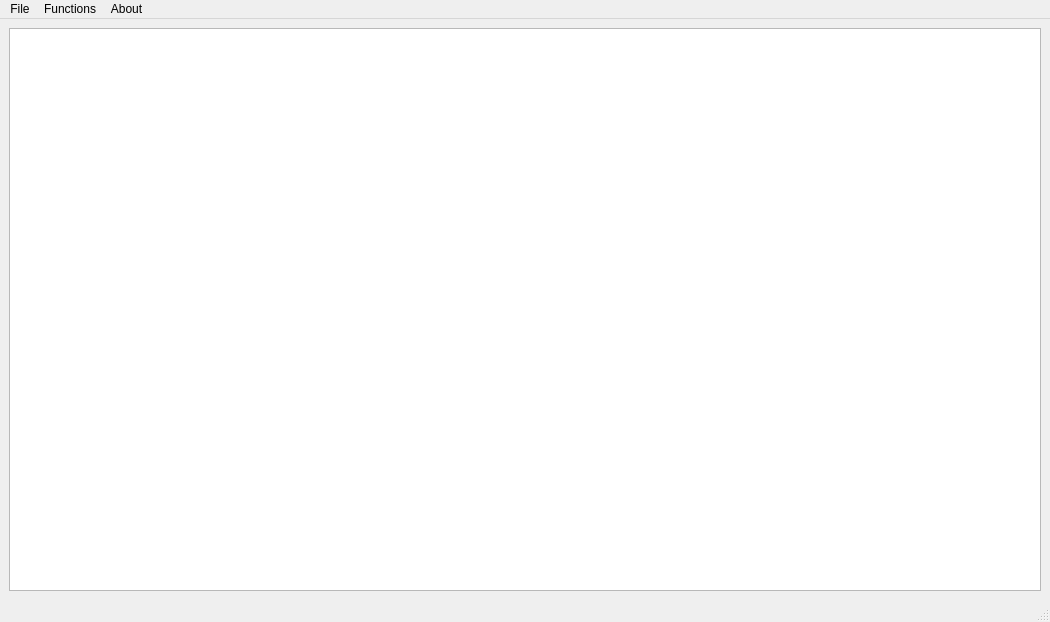
Before: the Qt Designer form mainwindow.ui in juanmacaaz/LogicSimulator, drawn with Qt 5.
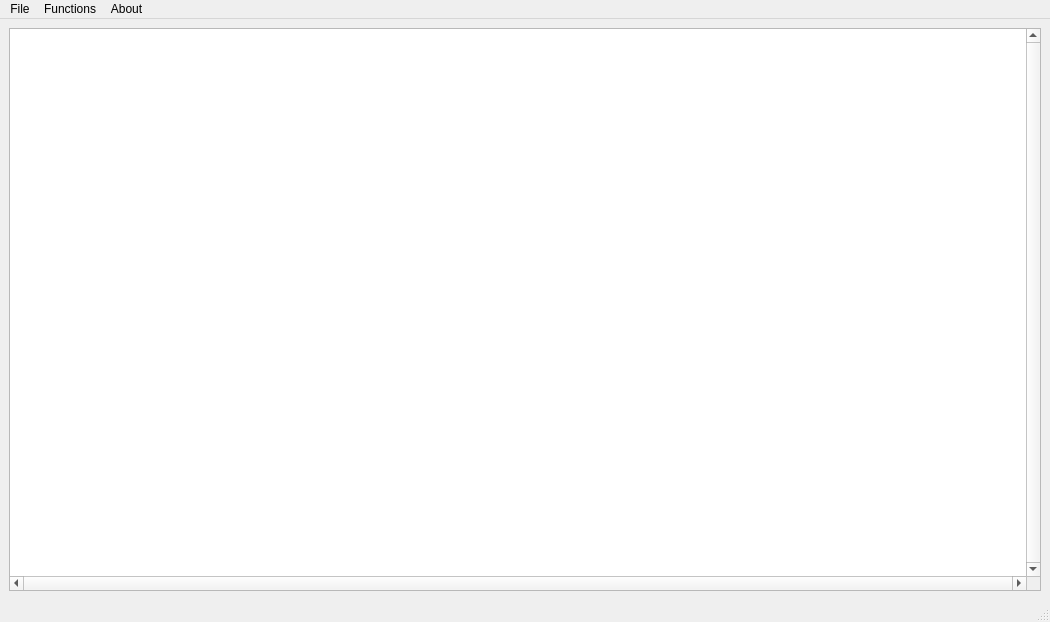
After: the same form once the commit is applied.

```diff
--- a/mainwindow.ui
+++ b/mainwindow.ui
@@ -16,7 +16,20 @@
   <widget class="QWidget" name="centralwidget">
    <layout class="QHBoxLayout" name="horizontalLayout">
     <item>
-     <widget class="QGraphicsView" name="graphicsView"/>
+     <widget class="QGraphicsView" name="graphicsView">
+      <property name="verticalScrollBarPolicy">
+       <enum>Qt::ScrollBarAlwaysOn</enum>
+      </property>
+      <property name="horizontalScrollBarPolicy">
+       <enum>Qt::ScrollBarAlwaysOn</enum>
+      </property>
+      <property name="sizeAdjustPolicy">
+       <enum>QAbstractScrollArea::AdjustToContentsOnFirstShow</enum>
+      </property>
+      <property name="alignment">
+       <set>Qt::AlignLeading|Qt::AlignLeft|Qt::AlignTop</set>
+      </property>
+     </widget>
     </item>
    </layout>
   </widget>
```
